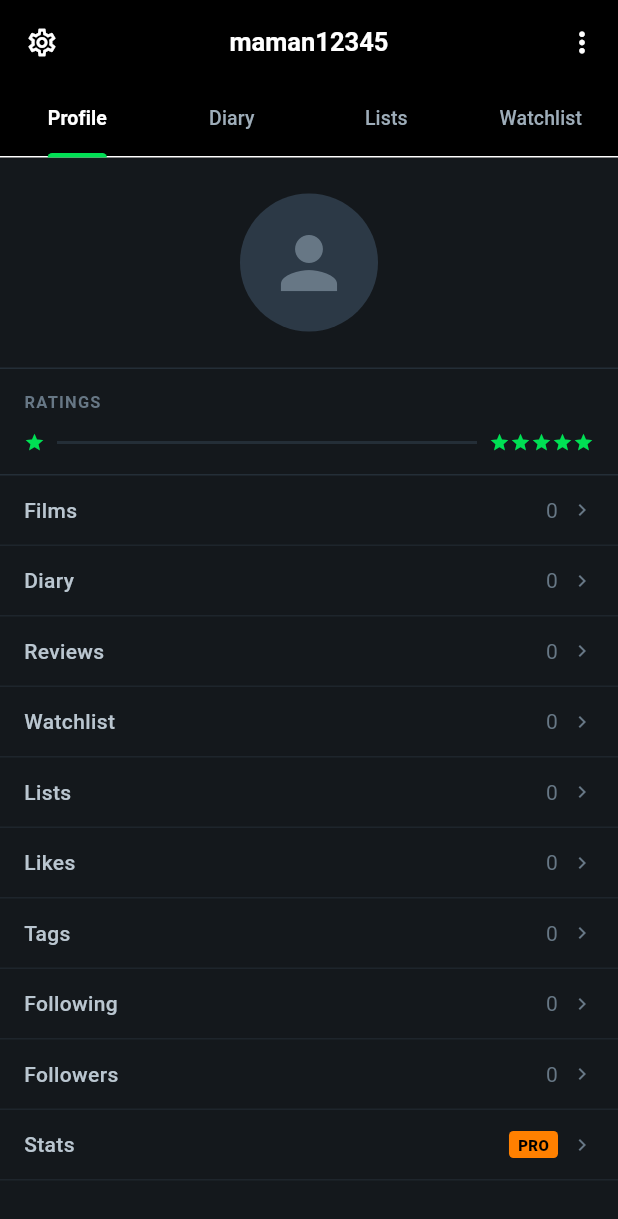
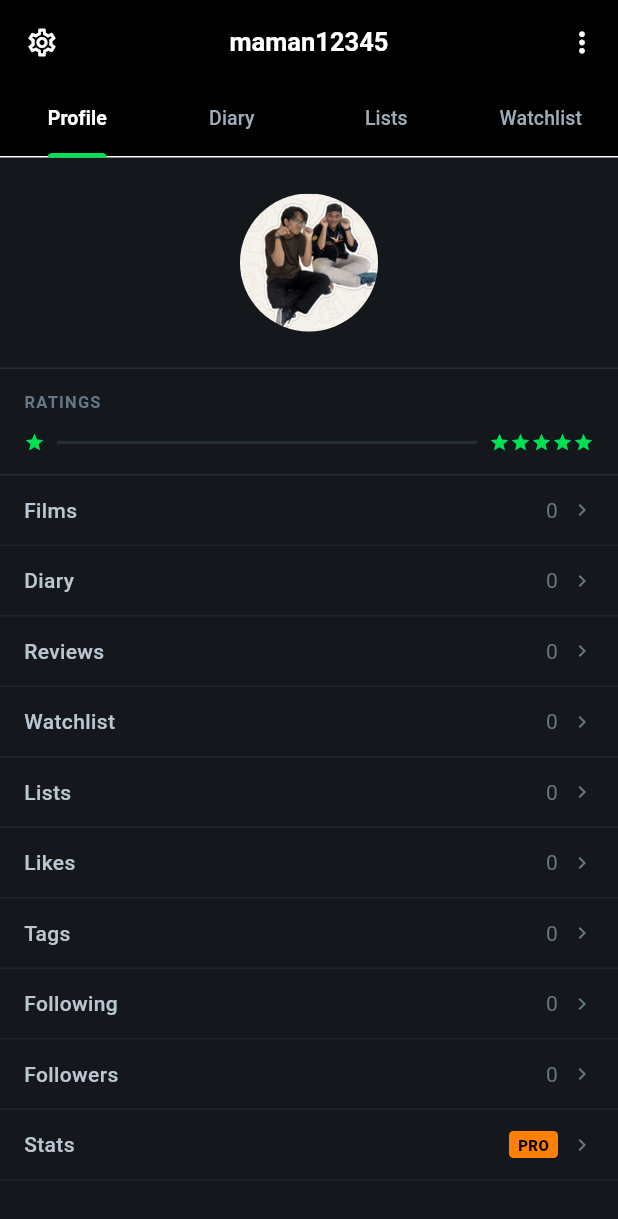
Before and after one commit to lizamsabitm/UTS_MOBILEDEV, a Flutter app: the ProfileScreen screen opened directly, on a phone screen of 412 x 824 dp. Shown: the top 1219 px of the screen. Run offline on Flutter 3.47's test engine with Material 3 defaults, Android fonts, the phone set to English and light mode, and no system bars; our stand-ins replace cached_network_image, shared_preferences; accounts and stored records are empty; network calls fail.

Commit message:
feat(assets): replace default flutter launcher icon and profile avatar with custom team photo

```diff
--- a/frontend/lib/features/profile/presentation/profile_screen.dart
+++ b/frontend/lib/features/profile/presentation/profile_screen.dart
@@ -171,11 +171,7 @@ class _ProfileScreenState extends State<ProfileScreen> {
             child: CircleAvatar(
               radius: 46,
               backgroundColor: Color(0xFF2C3946),
-              child: Icon(
-                Icons.person,
-                size: 56,
-                color: Color(0xFF677785),
-              ),
+              backgroundImage: AssetImage('assets/icons/app_icon.png'),
             ),
           ),
           const SizedBox(height: 24),
```
Also changed, not shown: frontend/assets/icons/app_icon.png (added), frontend/assets/images/app_logo.png (added), 10 other files.
